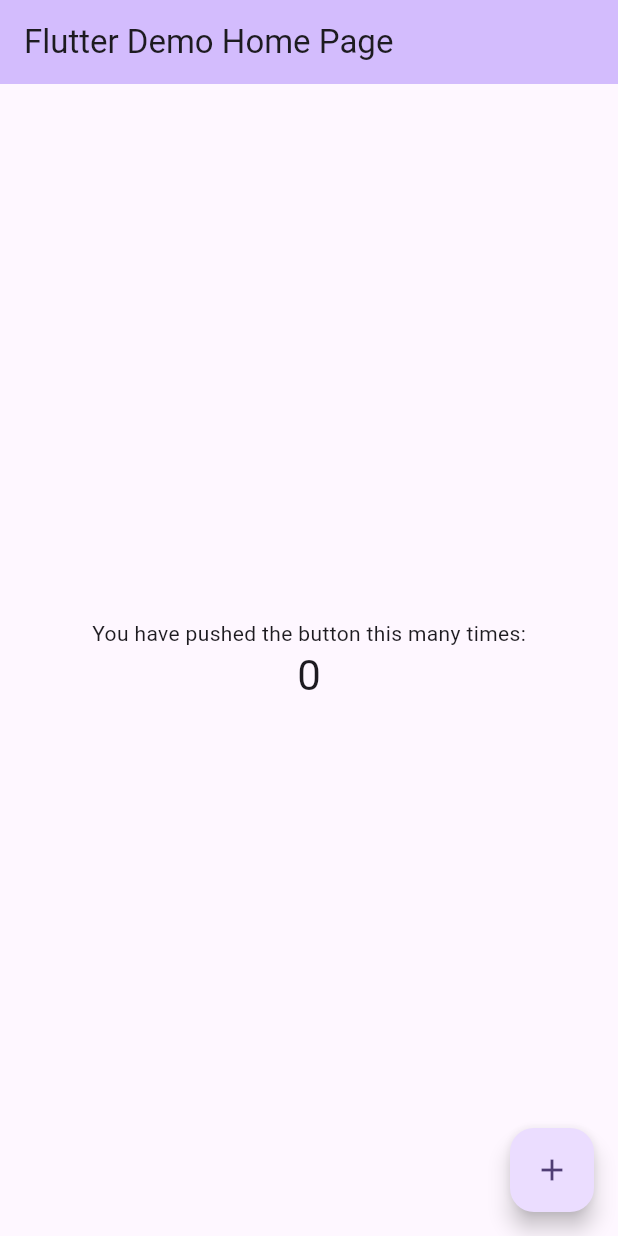
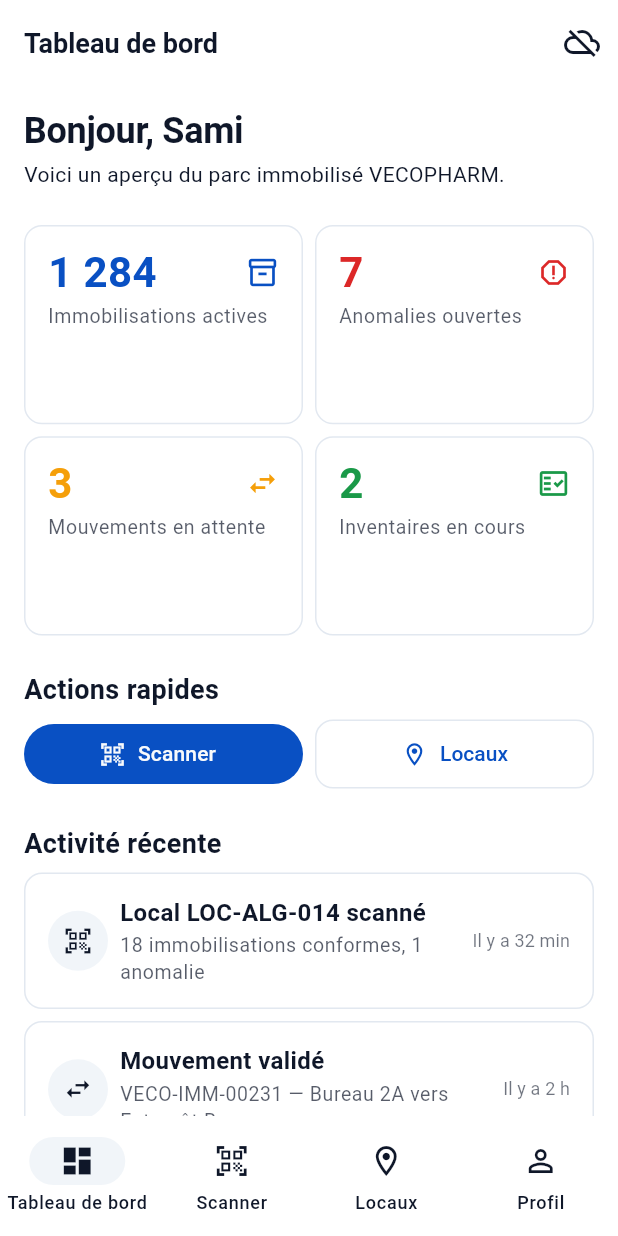
Before and after one commit to samibenreskellah1992/veco-assets, a Flutter app: the screen it shows after launch, on a phone screen of 412 x 824 dp. Run offline on Flutter 3.47's test engine with Material 3 defaults, Android fonts, the phone set to English and light mode, and no system bars; our stand-ins replace flutter_riverpod, go_router.

Commit message:
feat(mobile): routing GoRouter, navigation par onglets et Dashboard (Phase 3)
Ajoute :
- lib/routing/app_router.dart : route racine unique vers MainShell (les
  routes /splash et /login viendront a la Phase 2, avec l'authentification,
  actuellement en attente des fichiers logo VECOPHARM)
- lib/routing/main_shell.dart : navigation basse a 4 onglets (Tableau de
  bord, Scanner, Locaux, Profil) avec IndexedStack pour preserver l'etat
- lib/features/dashboard/presentation/dashboard_screen.dart : ecran complet
  avec donnees mock (stats, actions rapides, activite recente), a brancher
  sur GET /api/dashboard plus tard
- Ecrans Scanner/Locaux/Profil : placeholders minimaux (pas de donnees
  inventees, regle de non-invention section 61) renvoyant vers leurs
  phases respectives (5, 4, 2)
- lib/core/widgets/{app_card,stat_tile,phase_placeholder}.dart : composants
  reutilisables
- lib/main.dart : MaterialApp.router + ProviderScope Riverpod, themes
  clair/sombre appliques
- test/widget_test.dart : remplace le test du compteur par defaut (obsolete
  depuis le changement de main.dart) par un test de fumee sur la navigation

Verifie par Sami : flutter analyze (aucun probleme), flutter test (1/1
passe). Verification visuelle sur Android a faire des qu'un emulateur/
appareil est disponible (flutter run cible le bureau Linux par defaut,
non installe et hors perimetre de ce projet mobile Android/iOS).

Co-Authored-By: Claude Sonnet 5 <noreply@anthropic.com>
Claude-Session: https://claude.ai/code/session_01GC7jt1eL9YK7qTuFidvRah

```diff
--- /dev/null
+++ b/mobile/lib/core/widgets/app_card.dart
@@ -0,0 +1,38 @@
+/// Carte réutilisable VECO Assets Mobile.
+///
+/// Wrapper fin autour de [Card] qui applique systématiquement le padding
+/// standard ([AppSpacing.md]) : à utiliser à la place de [Card] brut dans
+/// tout l'app pour garder un rendu homogène.
+library;
+
+import 'package:flutter/material.dart';
+
+import '../theme/app_spacing.dart';
+
+class AppCard extends StatelessWidget {
+  const AppCard({
+    super.key,
+    required this.child,
+    this.padding = const EdgeInsets.all(AppSpacing.md),
+    this.onTap,
+  });
+
+  final Widget child;
+  final EdgeInsets padding;
+  final VoidCallback? onTap;
+
+  @override
+  Widget build(BuildContext context) {
+    final card = Card(
+      child: Padding(padding: padding, child: child),
+    );
+
+    if (onTap == null) return card;
+
+    return InkWell(
+      onTap: onTap,
+      borderRadius: BorderRadius.circular(12),
+      child: card,
+    );
+  }
+}
--- /dev/null
+++ b/mobile/lib/core/widgets/phase_placeholder.dart
@@ -0,0 +1,61 @@
+/// Écran-jalon pour un onglet dont la logique métier n'est pas encore
+/// développée (phase mobile pas encore atteinte, voir la section 55 du
+/// prompt maître pour l'ordre des phases).
+///
+/// Volontairement minimal : pas de données mock inventées pour un écran
+/// dont l'API/les règles métier ne sont pas encore câblées, conformément à
+/// la règle de non-invention (section 61 du prompt maître). Sert
+/// uniquement à ce que la navigation reste démontrable de bout en bout dès
+/// la Phase 3.
+library;
+
+import 'package:flutter/material.dart';
+
+import '../theme/app_spacing.dart';
+
+class PhasePlaceholder extends StatelessWidget {
+  const PhasePlaceholder({
+    super.key,
+    required this.title,
+    required this.icon,
+    required this.phaseLabel,
+  });
+
+  final String title;
+  final IconData icon;
+
+  /// Ex. "Phase 4 — Locaux".
+  final String phaseLabel;
+
+  @override
+  Widget build(BuildContext context) {
+    final theme = Theme.of(context);
+
+    return Scaffold(
+      appBar: AppBar(title: Text(title)),
+      body: Center(
+        child: Padding(
+          padding: const EdgeInsets.all(AppSpacing.lg),
+          child: Column(
+            mainAxisSize: MainAxisSize.min,
+            children: [
+              Icon(icon, size: 48, color: theme.colorScheme.outline),
+              const SizedBox(height: AppSpacing.md),
+              Text(
+                'À venir',
+                style: theme.textTheme.titleLarge,
+                textAlign: TextAlign.center,
+              ),
+              const SizedBox(height: AppSpacing.xs),
+              Text(
+                '$phaseLabel du développement mobile.',
+                style: theme.textTheme.bodySmall,
+                textAlign: TextAlign.center,
+              ),
+            ],
+          ),
+        ),
+      ),
+    );
+  }
+}
--- /dev/null
+++ b/mobile/lib/core/widgets/stat_tile.dart
@@ -0,0 +1,59 @@
+/// Tuile de statistique pour le tableau de bord.
+///
+/// Affiche un chiffre mis en avant ([AppTypography.statNumber]), un libellé
+/// et une couleur d'accent optionnelle (ex. rouge pour les anomalies,
+/// orange pour les mouvements en attente).
+library;
+
+import 'package:flutter/material.dart';
+
+import '../theme/app_spacing.dart';
+import '../theme/app_typography.dart';
+import 'app_card.dart';
+
+class StatTile extends StatelessWidget {
+  const StatTile({
+    super.key,
+    required this.value,
+    required this.label,
+    this.icon,
+    this.accentColor,
+    this.onTap,
+  });
+
+  final String value;
+  final String label;
+  final IconData? icon;
+  final Color? accentColor;
+  final VoidCallback? onTap;
+
+  @override
+  Widget build(BuildContext context) {
+    final theme = Theme.of(context);
+    final color = accentColor ?? theme.colorScheme.primary;
+
+    return AppCard(
+      onTap: onTap,
+      child: Column(
+        crossAxisAlignment: CrossAxisAlignment.start,
+        children: [
+          Row(
+            mainAxisAlignment: MainAxisAlignment.spaceBetween,
+            children: [
+              Text(
+                value,
+                style: AppTypography.statNumber.copyWith(color: color),
+              ),
+              if (icon != null) Icon(icon, color: color, size: 22),
+            ],
+          ),
+          const SizedBox(height: AppSpacing.xs),
+          Text(
+            label,
+            style: theme.textTheme.bodySmall,
+          ),
+        ],
+      ),
+    );
+  }
+}
--- /dev/null
+++ b/mobile/lib/features/dashboard/presentation/dashboard_screen.dart
@@ -0,0 +1,167 @@
+/// Écran Tableau de bord (Phase 3, données mock — section 57 du prompt
+/// maître). Le câblage sur `GET /api/dashboard` (déjà disponible côté
+/// backend, voir docs/MOBILE-PHASE-0.md section 8) viendra remplacer ces
+/// données mock à la Phase 3 avancée / avec le module Sync.
+library;
+
+import 'package:flutter/material.dart';
+
+import '../../../core/theme/app_spacing.dart';
+import '../../../core/theme/app_typography.dart';
+import '../../../core/widgets/app_card.dart';
+import '../../../core/widgets/stat_tile.dart';
+
+class DashboardScreen extends StatelessWidget {
+  const DashboardScreen({super.key});
+
+  @override
+  Widget build(BuildContext context) {
+    final theme = Theme.of(context);
+
+    return Scaffold(
+      appBar: AppBar(
+        title: const Text('Tableau de bord'),
+        actions: [
+          IconButton(
+            icon: const Icon(Icons.cloud_off_outlined),
+            tooltip: 'État de synchronisation',
+            onPressed: () {},
+          ),
+        ],
+      ),
+      body: ListView(
+        padding: const EdgeInsets.all(AppSpacing.screenPadding),
+        children: [
+          Text('Bonjour, Sami', style: AppTypography.screenTitle),
+          const SizedBox(height: AppSpacing.xs),
+          Text(
+            'Voici un aperçu du parc immobilisé VECOPHARM.',
+            style: theme.textTheme.bodyMedium,
+          ),
+          const SizedBox(height: AppSpacing.sectionGap),
+          GridView.count(
+            crossAxisCount: 2,
+            shrinkWrap: true,
+            physics: const NeverScrollableScrollPhysics(),
+            mainAxisSpacing: AppSpacing.sm,
+            crossAxisSpacing: AppSpacing.sm,
+            childAspectRatio: 1.4,
+            children: const [
+              StatTile(
+                value: '1 284',
+                label: 'Immobilisations actives',
+                icon: Icons.inventory_2_outlined,
+              ),
+              StatTile(
+                value: '7',
+                label: 'Anomalies ouvertes',
+                icon: Icons.report_gmailerrorred_outlined,
+                accentColor: Color(0xFFDC2828),
+              ),
+              StatTile(
+                value: '3',
+                label: 'Mouvements en attente',
+                icon: Icons.swap_horiz_outlined,
+                accentColor: Color(0xFFF59F0A),
+              ),
+              StatTile(
+                value: '2',
+                label: 'Inventaires en cours',
+                icon: Icons.fact_check_outlined,
+                accentColor: Color(0xFF1A9948),
+              ),
+            ],
+          ),
+          const SizedBox(height: AppSpacing.sectionGap),
+          Text('Actions rapides', style: AppTypography.sectionTitle),
+          const SizedBox(height: AppSpacing.sm),
+          Row(
+            children: [
+              Expanded(
+                child: FilledButton.icon(
+                  onPressed: () {},
+                  icon: const Icon(Icons.qr_code_scanner),
+                  label: const Text('Scanner'),
+                ),
+              ),
+              const SizedBox(width: AppSpacing.sm),
+              Expanded(
+                child: OutlinedButton.icon(
+                  onPressed: () {},
+                  icon: const Icon(Icons.location_on_outlined),
+                  label: const Text('Locaux'),
+                ),
+              ),
+            ],
+          ),
+          const SizedBox(height: AppSpacing.sectionGap),
+          Text('Activité récente', style: AppTypography.sectionTitle),
+          const SizedBox(height: AppSpacing.sm),
+          const _RecentActivityCard(
+            icon: Icons.qr_code_scanner,
+            title: 'Local LOC-ALG-014 scanné',
+            subtitle: '18 immobilisations conformes, 1 anomalie',
+            time: 'Il y a 32 min',
+          ),
+          const SizedBox(height: AppSpacing.sm),
+          const _RecentActivityCard(
+            icon: Icons.swap_horiz_outlined,
+            title: 'Mouvement validé',
+            subtitle: 'VECO-IMM-00231 — Bureau 2A vers Entrepôt B',
+            time: 'Il y a 2 h',
+          ),
+          const SizedBox(height: AppSpacing.sm),
+          const _RecentActivityCard(
+            icon: Icons.fact_check_outlined,
+            title: 'Inventaire terminé',
+            subtitle: 'Site Alger — Bâtiment Administratif',
+            time: 'Hier',
+          ),
+        ],
+      ),
+    );
+  }
+}
+
+class _RecentActivityCard extends StatelessWidget {
+  const _RecentActivityCard({
+    required this.icon,
+    required this.title,
+    required this.subtitle,
+    required this.time,
+  });
+
+  final IconData icon;
+  final String title;
+  final String subtitle;
+  final String time;
+
+  @override
+  Widget build(BuildContext context) {
+    final theme = Theme.of(context);
+
+    return AppCard(
+      child: Row(
+        children: [
+          CircleAvatar(
+            backgroundColor: theme.colorScheme.secondary,
+            foregroundColor: theme.colorScheme.onSecondary,
+            child: Icon(icon, size: 20),
+          ),
+          const SizedBox(width: AppSpacing.sm),
+          Expanded(
+            child: Column(
+              crossAxisAlignment: CrossAxisAlignment.start,
+              children: [
+                Text(title, style: AppTypography.cardTitle),
+                const SizedBox(height: 2),
+                Text(subtitle, style: theme.textTheme.bodySmall),
+              ],
+            ),
+          ),
+          Text(time, style: theme.textTheme.labelSmall),
+        ],
+      ),
+    );
+  }
+}
--- /dev/null
+++ b/mobile/lib/features/locations/presentation/locations_placeholder_screen.dart
@@ -0,0 +1,19 @@
+import 'package:flutter/material.dart';
+
+import '../../../core/widgets/phase_placeholder.dart';
+
+/// Le module Locaux (liste, détail, génération QR) consomme l'API
+/// `/api/locations/...` déjà livrée côté backend (Checkpoints 1-3) ; son
+/// écriture mobile est prévue Phase 4, après l'authentification.
+class LocationsPlaceholderScreen extends StatelessWidget {
+  const LocationsPlaceholderScreen({super.key});
+
+  @override
+  Widget build(BuildContext context) {
+    return const PhasePlaceholder(
+      title: 'Locaux',
+      icon: Icons.location_on_outlined,
+      phaseLabel: 'Phase 4 — Locaux',
+    );
+  }
+}
--- /dev/null
+++ b/mobile/lib/features/profile/presentation/profile_placeholder_screen.dart
@@ -0,0 +1,19 @@
+import 'package:flutter/material.dart';
+
+import '../../../core/widgets/phase_placeholder.dart';
+
+/// Profil (identité utilisateur, déconnexion, préférences) : câblé à la
+/// Phase 2 avec l'authentification, elle-même en attente des fichiers logo
+/// VECOPHARM (décision de Sami, docs/MOBILE-PHASE-0.md section 13).
+class ProfilePlaceholderScreen extends StatelessWidget {
+  const ProfilePlaceholderScreen({super.key});
+
+  @override
+  Widget build(BuildContext context) {
+    return const PhasePlaceholder(
+      title: 'Profil',
+      icon: Icons.person_outline,
+      phaseLabel: 'Phase 2 — Authentification',
+    );
+  }
+}
--- /dev/null
+++ b/mobile/lib/features/scanner/presentation/scanner_placeholder_screen.dart
@@ -0,0 +1,20 @@
+import 'package:flutter/material.dart';
+
+import '../../../core/widgets/phase_placeholder.dart';
+
+/// Voir docs/MOBILE-PHASE-0.md : le scan (mobile_scanner + comparaison
+/// LOC-xxx / VECO-IMM-xxx) est développé à la Phase 5, en même temps que
+/// l'ajout de `GET /api/assets/by-code/{code}` côté backend (décision de
+/// Sami, section 13 du document).
+class ScannerPlaceholderScreen extends StatelessWidget {
+  const ScannerPlaceholderScreen({super.key});
+
+  @override
+  Widget build(BuildContext context) {
+    return const PhasePlaceholder(
+      title: 'Scanner',
+      icon: Icons.qr_code_scanner,
+      phaseLabel: 'Phase 5 — Scanner',
+    );
+  }
+}
--- a/mobile/lib/main.dart
+++ b/mobile/lib/main.dart
@@ -1,122 +1,25 @@
 import 'package:flutter/material.dart';
+import 'package:flutter_riverpod/flutter_riverpod.dart';
+
+import 'core/theme/app_theme.dart';
+import 'routing/app_router.dart';
 
 void main() {
-  runApp(const MyApp());
+  runApp(const ProviderScope(child: VecoAssetsMobileApp()));
 }
 
-class MyApp extends StatelessWidget {
-  const MyApp({super.key});
+class VecoAssetsMobileApp extends StatelessWidget {
+  const VecoAssetsMobileApp({super.key});
 
-  // This widget is the root of your application.
   @override
   Widget build(BuildContext context) {
-    return MaterialApp(
-      title: 'Flutter Demo',
-      theme: ThemeData(
-        // This is the theme of your application.
-        //
-        // TRY THIS: Try running your application with "flutter run". You'll see
-        // the application has a purple toolbar. Then, without quitting the app,
-        // try changing the seedColor in the colorScheme below to Colors.green
-        // and then invoke "hot reload" (save your changes or press the "hot
-        // reload" button in a Flutter-supported IDE, or press "r" if you used
-        // the command line to start the app).
-        //
-        // Notice that the counter didn't reset back to zero; the application
-        // state is not lost during the reload. To reset the state, use hot
-        // restart instead.
-        //
-        // This works for code too, not just values: Most code changes can be
-        // tested with just a hot reload.
-        colorScheme: .fromSeed(seedColor: Colors.deepPurple),
-      ),
-      home: const MyHomePage(title: 'Flutter Demo Home Page'),
+    return MaterialApp.router(
+      title: 'VECO Assets',
+      debugShowCheckedModeBanner: false,
+      theme: AppTheme.light,
+      darkTheme: AppTheme.dark,
+      themeMode: ThemeMode.system,
+      routerConfig: appRouter,
     );
   }
 }
-
-class MyHomePage extends StatefulWidget {
-  const MyHomePage({super.key, required this.title});
-
-  // This widget is the home page of your application. It is stateful, meaning
-  // that it has a State object (defined below) that contains fields that affect
-  // how it looks.
-
-  // This class is the configuration for the state. It holds the values (in this
-  // case the title) provided by the parent (in this case the App widget) and
-  // used by the build method of the State. Fields in a Widget subclass are
-  // always marked "final".
-
-  final String title;
-
-  @override
-  State<MyHomePage> createState() => _MyHomePageState();
-}
-
-class _MyHomePageState extends State<MyHomePage> {
-  int _counter = 0;
-
-  void _incrementCounter() {
-    setState(() {
-      // This call to setState tells the Flutter framework that something has
-      // changed in this State, which causes it to rerun the build method below
-      // so that the display can reflect the updated values. If we changed
-      // _counter without calling setState(), then the build method would not be
-      // called again, and so nothing would appear to happen.
-      _counter++;
-    });
-  }
-
-  @override
-  Widget build(BuildContext context) {
-    // This method is rerun every time setState is called, for instance as done
-    // by the _incrementCounter method above.
-    //
-    // The Flutter framework has been optimized to make rerunning build methods
-    // fast, so that you can just rebuild anything that needs updating rather
-    // than having to individually change instances of widgets.
-    return Scaffold(
-      appBar: AppBar(
-        // TRY THIS: Try changing the color here to a specific color (to
-        // Colors.amber, perhaps?) and trigger a hot reload to see the AppBar
-        // change color while the other colors stay the same.
-        backgroundColor: Theme.of(context).colorScheme.inversePrimary,
-        // Here we take the value from the MyHomePage object that was created by
-        // the App.build method, and use it to set our appbar title.
-        title: Text(widget.title),
-      ),
-      body: Center(
-        // Center is a layout widget. It takes a single child and positions it
-        // in the middle of the parent.
-        child: Column(
-          // Column is also a layout widget. It takes a list of children and
-          // arranges them vertically. By default, it sizes itself to fit its
-          // children horizontally, and tries to be as tall as its parent.
-          //
-          // Column has various properties to control how it sizes itself and
-          // how it positions its children. Here we use mainAxisAlignment to
-          // center the children vertically; the main axis here is the vertical
-          // axis because Columns are vertical (the cross axis would be
-          // horizontal).
-          //
-          // TRY THIS: Invoke "debug painting" (choose the "Toggle Debug Paint"
-          // action in the IDE, or press "p" in the console), to see the
-          // wireframe for each widget.
-          mainAxisAlignment: .center,
-          children: [
-            const Text('You have pushed the button this many times:'),
-            Text(
-              '$_counter',
-              style: Theme.of(context).textTheme.headlineMedium,
-            ),
-          ],
-        ),
-      ),
-      floatingActionButton: FloatingActionButton(
-        onPressed: _incrementCounter,
-        tooltip: 'Increment',
-        child: const Icon(Icons.add),
-      ),
-    );
-  }
-}
--- /dev/null
+++ b/mobile/lib/routing/app_router.dart
@@ -0,0 +1,31 @@
+/// Configuration GoRouter de VECO Assets Mobile.
+///
+/// État actuel (Phase 3) : une seule route racine vers [MainShell], qui
+/// gère lui-même ses 4 onglets en interne (pas de sous-routes GoRouter
+/// pour l'instant — inutile tant que chaque écran n'a pas de navigation
+/// interne propre, ex. Locaux -> Détail Local).
+///
+/// À la Phase 2 (authentification, en attente des fichiers logo
+/// VECOPHARM), ce fichier gagnera :
+///   - les routes `/splash` et `/login` ;
+///   - une fonction `redirect` basée sur l'état d'authentification
+///     (token JWT présent en flutter_secure_storage ou non) pour protéger
+///     la route racine.
+/// Ne pas anticiper cette logique maintenant : la règle de non-invention
+/// (section 61 du prompt maître) s'applique aussi à l'architecture, pas
+/// seulement aux règles métier.
+library;
+
+import 'package:go_router/go_router.dart';
+
+import 'main_shell.dart';
+
+final appRouter = GoRouter(
+  initialLocation: '/',
+  routes: [
+    GoRoute(
+      path: '/',
+      builder: (context, state) => const MainShell(),
+    ),
+  ],
+);
--- /dev/null
+++ b/mobile/lib/routing/main_shell.dart
@@ -0,0 +1,65 @@
+/// Coquille de navigation principale : barre de navigation basse à 4
+/// onglets (Tableau de bord, Scanner, Locaux, Profil), conforme à la
+/// structure de navigation du prompt maître (section 46).
+///
+/// Utilise un [IndexedStack] pour préserver l'état de chaque onglet lors
+/// des changements d'onglet plutôt que de reconstruire les écrans.
+library;
+
+import 'package:flutter/material.dart';
+
+import '../features/dashboard/presentation/dashboard_screen.dart';
+import '../features/locations/presentation/locations_placeholder_screen.dart';
+import '../features/profile/presentation/profile_placeholder_screen.dart';
+import '../features/scanner/presentation/scanner_placeholder_screen.dart';
+
+class MainShell extends StatefulWidget {
+  const MainShell({super.key});
+
+  @override
+  State<MainShell> createState() => _MainShellState();
+}
+
+class _MainShellState extends State<MainShell> {
+  int _index = 0;
+
+  static const _screens = [
+    DashboardScreen(),
+    ScannerPlaceholderScreen(),
+    LocationsPlaceholderScreen(),
+    ProfilePlaceholderScreen(),
+  ];
+
+  @override
+  Widget build(BuildContext context) {
+    return Scaffold(
+      body: IndexedStack(index: _index, children: _screens),
+      bottomNavigationBar: NavigationBar(
+        selectedIndex: _index,
+        onDestinationSelected: (i) => setState(() => _index = i),
+        destinations: const [
+          NavigationDestination(
+            icon: Icon(Icons.dashboard_outlined),
+            selectedIcon: Icon(Icons.dashboard),
+            label: 'Tableau de bord',
+          ),
+          NavigationDestination(
+            icon: Icon(Icons.qr_code_scanner_outlined),
+            selectedIcon: Icon(Icons.qr_code_scanner),
+            label: 'Scanner',
+          ),
+          NavigationDestination(
+            icon: Icon(Icons.location_on_outlined),
+            selectedIcon: Icon(Icons.location_on),
+            label: 'Locaux',
+          ),
+          NavigationDestination(
+            icon: Icon(Icons.person_outline),
+            selectedIcon: Icon(Icons.person),
+            label: 'Profil',
+          ),
+        ],
+      ),
+    );
+  }
+}
```
Also changed, not shown: 1 other file.
